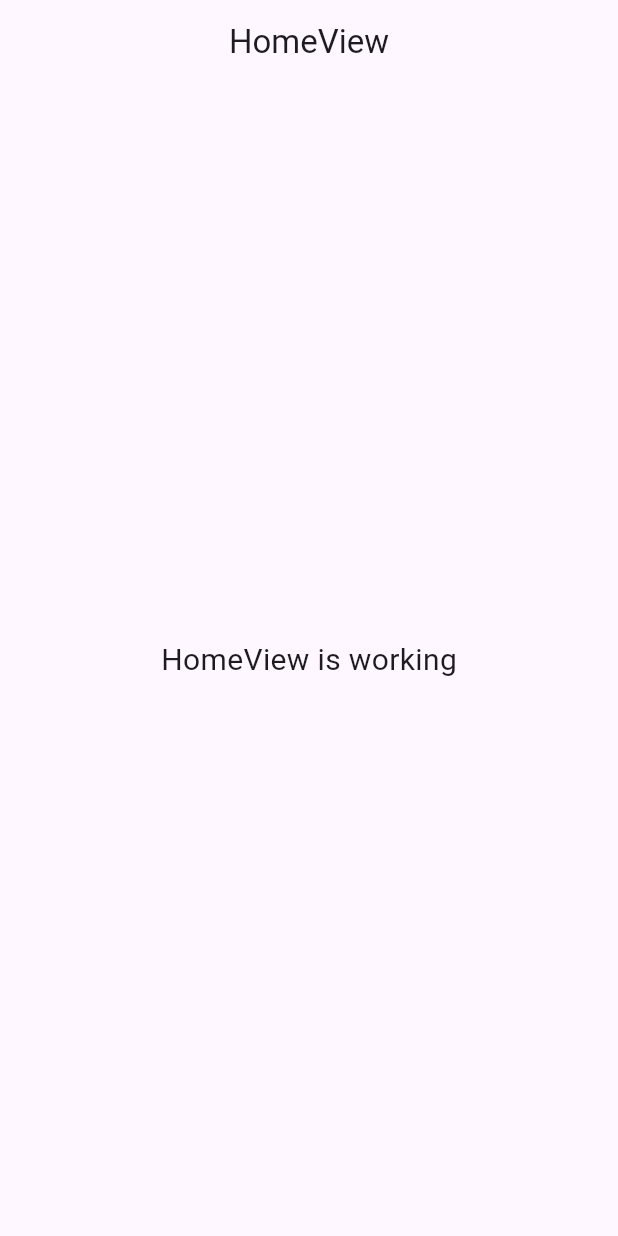
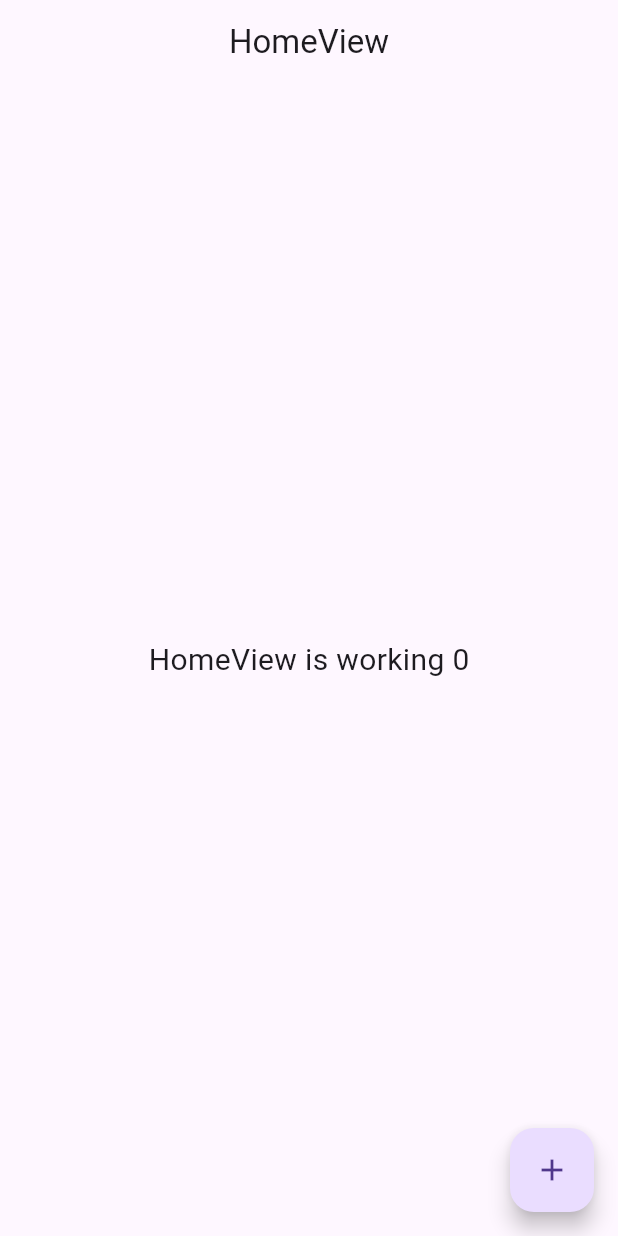
Before and after one commit to xiaogaoxiansheng/flutter-customer-local-app, a Flutter app: the screen it shows after launch, on a phone screen of 412 x 824 dp. Run offline on Flutter 3.47's test engine with Material 3 defaults, Android fonts, the phone set to English and light mode, and no system bars; our stand-ins replace dio, flutter_screenutil, get, logger, permission_handler.

Commit message:
feat:没改啥

```diff
--- a/lib/app/modules/home/views/home_view.dart
+++ b/lib/app/modules/home/views/home_view.dart
@@ -13,11 +13,19 @@ class HomeView extends GetView<HomeController> {
         title: const Text('HomeView'),
         centerTitle: true,
       ),
-      body: const Center(
-        child: Text(
-          'HomeView is working',
-          style: TextStyle(fontSize: 20),
+      // 【AI修改】改为使用 GetX 自动依赖收集并监听响应式 count
+      body: Center(
+        child: GetX<HomeController>(
+          builder: (data) => Text(
+            'HomeView is working ${data.count.value}',
+            style: const TextStyle(fontSize: 20),
+          ),
         ),
+      ),
+      // 【AI修改】添加交互按钮，点击递增 count
+      floatingActionButton: FloatingActionButton(
+        onPressed: controller.increment,
+        child: const Icon(Icons.add),
       ),
     );
   }
--- a/lib/utils/appLogger.dart
+++ b/lib/app/utils/appLogger.dart
@@ -33,4 +33,13 @@ class AppLogger {
 
   static void t(Object message, [Object? error, StackTrace? stackTrace]) =>
       _logger.t(message, error: error, stackTrace: stackTrace);
+
+  // 【AI修改】成功日志：使用 ANSI 绿色输出并带勾标记
+  static void s(Object message, [Object? error, StackTrace? stackTrace]) =>
+      _logger.log(
+        Level.info,
+        '\x1B[32m✔ $message\x1B[0m',
+        error: error,
+        stackTrace: stackTrace,
+      );
 }
--- a/lib/main.dart
+++ b/lib/main.dart
@@ -2,8 +2,8 @@ import 'package:flutter/material.dart';
 
 import 'package:get/get.dart';
 // 【AI修改】全局封装导入
-import 'utils/appLogger.dart';
-import 'utils/screenUtil.dart';
+import 'app/utils/appLogger.dart';
+import 'app/utils/screenUtil.dart';
 
 import 'app/routes/app_pages.dart';
 
```
Also changed, not shown: lib/app/modules/home/controllers/home_controller.dart (+28 -0 lines), lib/app/utils/httpClient.dart (renamed from lib/utils/httpClient.dart), lib/app/utils/permissionUtil.dart (renamed from lib/utils/permissionUtil.dart), lib/app/utils/screenUtil.dart (renamed from lib/utils/screenUtil.dart).
